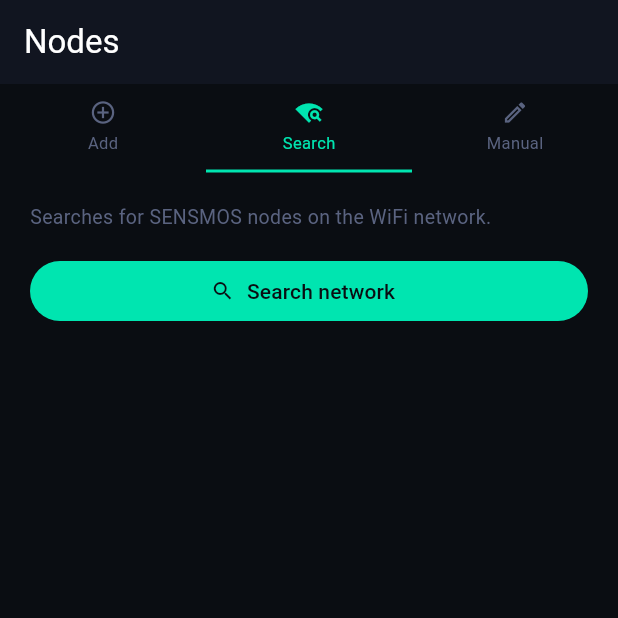
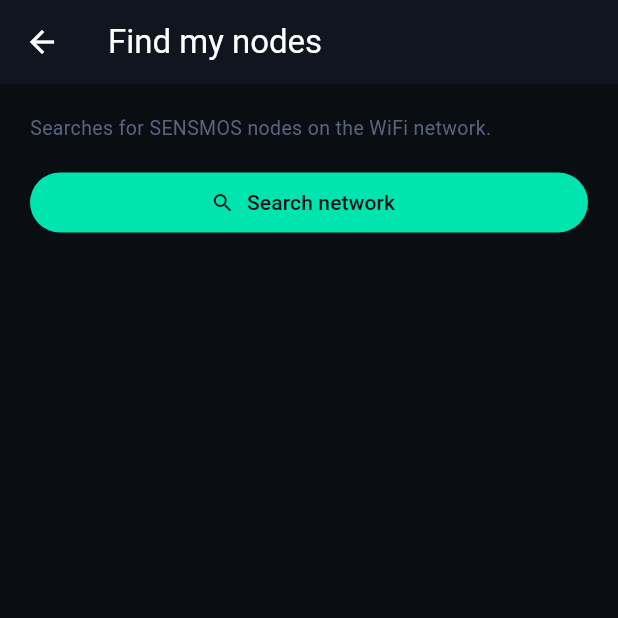
Before and after one commit to Galusz/sensmos-app, a Flutter app: the screen it shows after launch, after a tap on "Find my nodes on WiFi", on a phone screen of 412 x 824 dp, the top half of it. Run offline on Flutter 3.47's test engine with Material 3 defaults, Android fonts, the phone set to English and light mode, and no system bars; our stand-ins replace equatable, firebase_core, firebase_messaging, flutter_bloc, flutter_blue_plus, flutter_secure_storage and 4 more; missing offline and left inert: pointycastle, web3dart; accounts and stored records are empty; network calls fail.

Commit message:
welcome: 'Find my nodes on WiFi' opens LAN-only search (no BLE-add/manual tabs)

```diff
--- a/lib/l10n.dart
+++ b/lib/l10n.dart
@@ -229,6 +229,7 @@
   "Monitoruj sieć i internet": "Monitor your network and internet",
   "Korzystałeś już z SENSMOS?": "Already using SENSMOS?",
   "Wyszukaj moje nody w sieci WiFi": "Find my nodes on WiFi",
+  "Wyszukaj moje nody": "Find my nodes",
   "Dodaj node": "Add node",
   "tworzy nowy portfel": "creates a new wallet",
   "masz już portfel (np. w MetaMask)? odzyskaj dostęp do swoich nodów": "already have a wallet (e.g. in MetaMask)? restore access to your nodes",
--- a/lib/screens/node/node_manager_screen.dart
+++ b/lib/screens/node/node_manager_screen.dart
@@ -13,9 +13,10 @@
 import '../../l10n.dart';
 
 class NodeManagerScreen extends StatefulWidget {
-  const NodeManagerScreen({super.key, this.popOnActivate = false, this.initialTab});
+  const NodeManagerScreen({super.key, this.popOnActivate = false, this.initialTab, this.lanOnly = false});
   final bool popOnActivate;
   final int? initialTab;   // 0=Dodaj 1=Szukaj 2=Ręcznie (z ekranu welcome)
+  final bool lanOnly;      // wejscie 'Wyszukaj moje nody w WiFi' — tylko skan LAN, bez zakladek/BT
   @override State<NodeManagerScreen> createState() => _NodeManagerScreenState();
 }
 
@@ -60,9 +61,10 @@
   @override
   Widget build(BuildContext context) {
     return Scaffold(
-      appBar: AppBar(title: Text(tr('Nody')), automaticallyImplyLeading: false),
+      appBar: AppBar(title: Text(tr(widget.lanOnly ? 'Wyszukaj moje nody' : 'Nody')),
+          automaticallyImplyLeading: widget.lanOnly),
       body: Column(children: [
-        _buildTabs(),
+        if (!widget.lanOnly) _buildTabs(),
         Expanded(child: SingleChildScrollView(
           padding: const EdgeInsets.all(20),
           child: switch (_tab) {
--- a/lib/screens/onboarding/onboarding_screen.dart
+++ b/lib/screens/onboarding/onboarding_screen.dart
@@ -13,8 +13,8 @@
   const OnboardingScreen({super.key});
 
   void _openNodeManager(BuildContext context, int tab) {
-    Navigator.push(context,
-        MaterialPageRoute(builder: (_) => NodeManagerScreen(initialTab: tab)));
+    Navigator.push(context, MaterialPageRoute(
+        builder: (_) => NodeManagerScreen(initialTab: tab, lanOnly: tab == 1)));
   }
 
   Future<void> _importWallet(BuildContext context) async {
```
